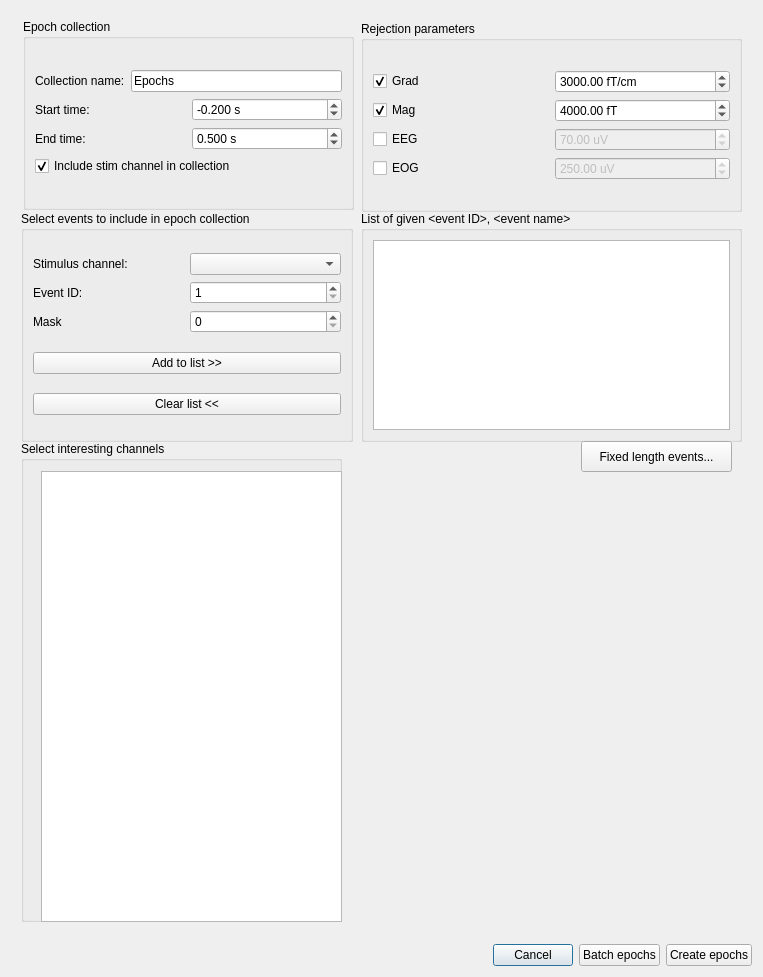
The window that qt4Designer_ui_files/eventSelectionDialogUi.ui (cibr-jyu/meggie) describes before a commit, drawn with Qt 5.
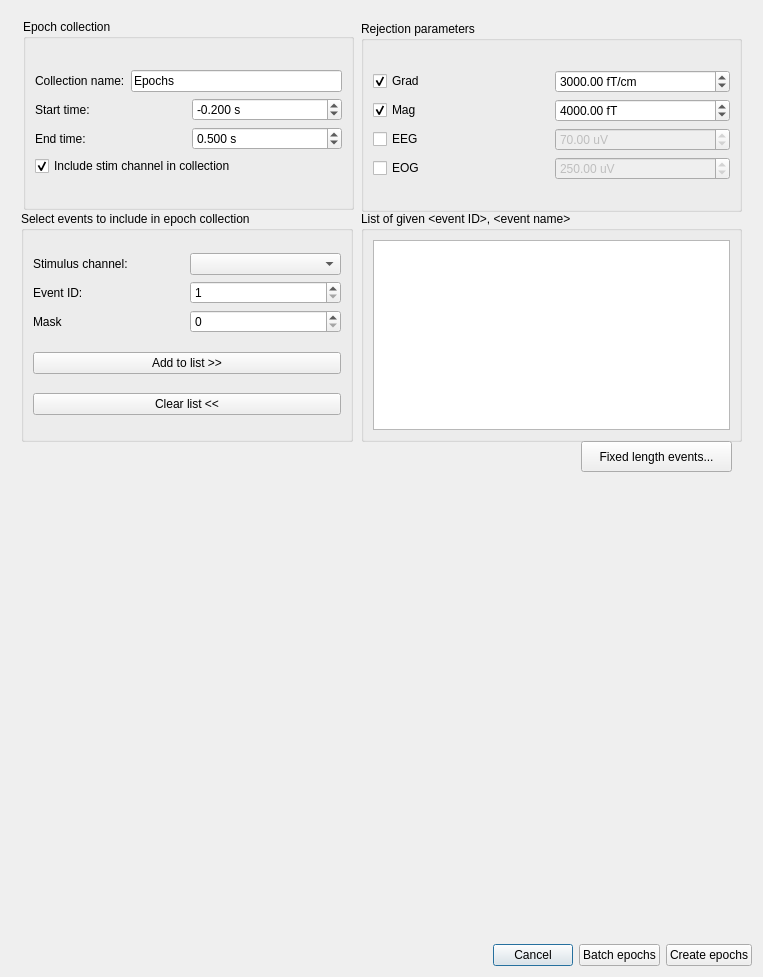
The same window after the commit.

Commit message: Save epochs spectrum data, remove channel selection from epochs creation.

Patch:
```diff
--- a/qt4Designer_ui_files/eventSelectionDialogUi.ui
+++ b/qt4Designer_ui_files/eventSelectionDialogUi.ui
@@ -136,8 +136,8 @@
       <widget class="QWidget" name="widget" native="true">
        <property name="geometry">
         <rect>
-         <x>370</x>
-         <y>470</y>
+         <x>30</x>
+         <y>460</y>
          <width>311</width>
          <height>441</height>
         </rect>
@@ -517,32 +517,6 @@
         </item>
        </layout>
       </widget>
-      <widget class="QGroupBox" name="groupBoxInterestingChannels">
-       <property name="geometry">
-        <rect>
-         <x>10</x>
-         <y>430</y>
-         <width>321</width>
-         <height>481</height>
-        </rect>
-       </property>
-       <property name="title">
-        <string>Select interesting channels</string>
-       </property>
-       <widget class="QListWidget" name="listWidgetChannels">
-        <property name="geometry">
-         <rect>
-          <x>20</x>
-          <y>30</y>
-          <width>301</width>
-          <height>451</height>
-         </rect>
-        </property>
-        <property name="selectionMode">
-         <enum>QAbstractItemView::ExtendedSelection</enum>
-        </property>
-       </widget>
-      </widget>
       <zorder>groupBox</zorder>
       <zorder>widget</zorder>
       <zorder>groupBoxEvent</zorder>
```
Left out of the diff: 1 changed line with no effect on the pictures. The commit also changes 8 other files.
